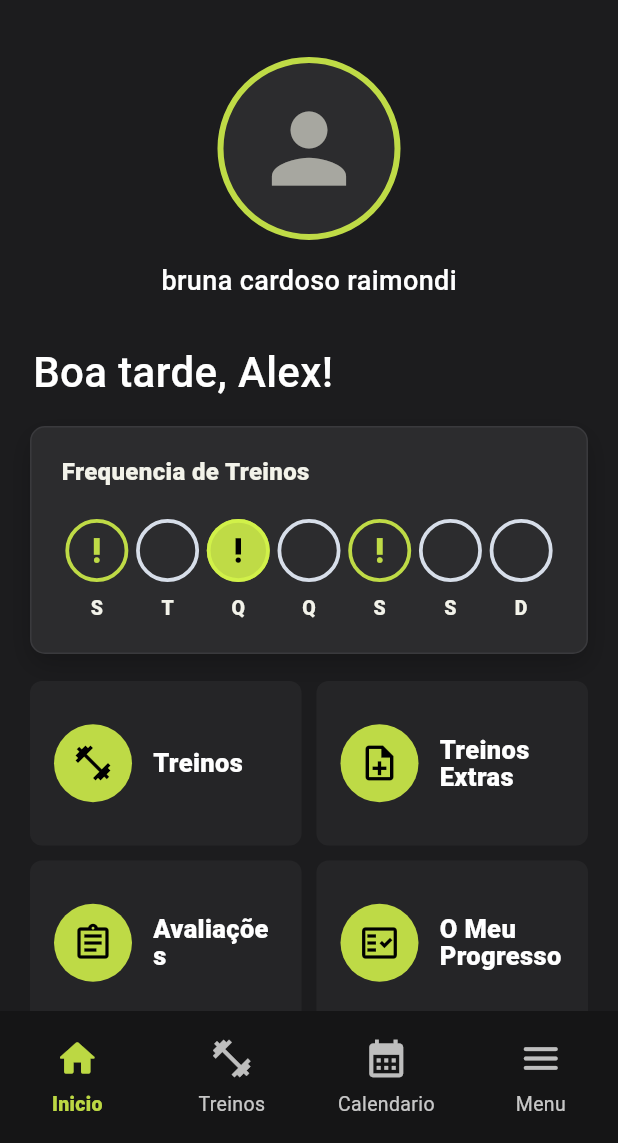
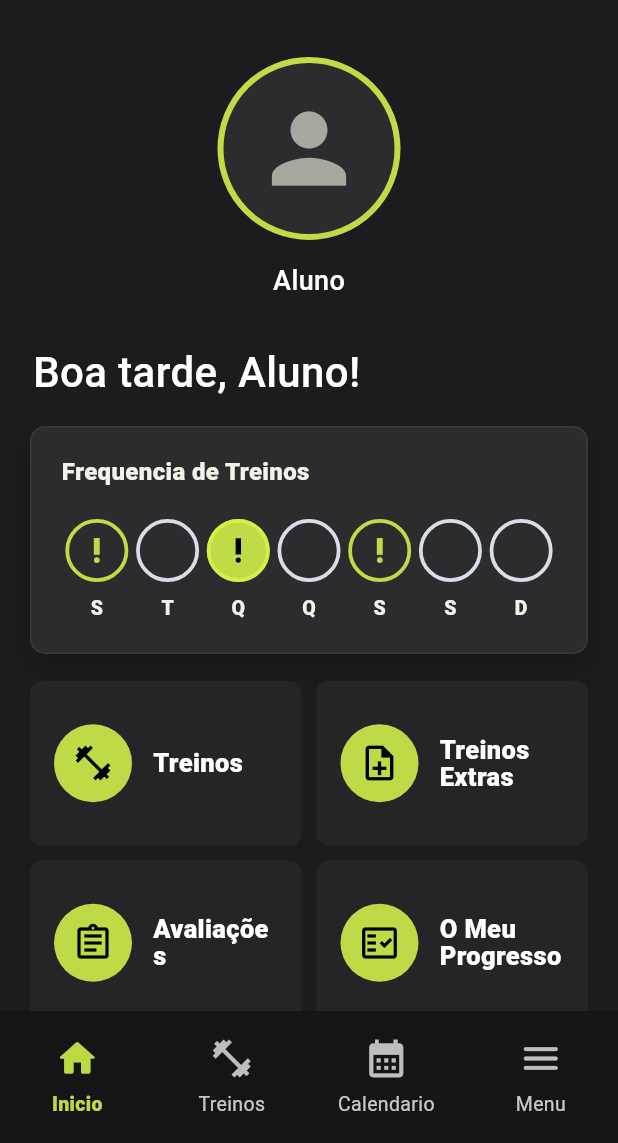
Before and after one commit to sousa-24/pt_app, a Flutter app: the screen it shows after launch, after a tap on "LOGIN", after a tap on "Abrir Student Screen", on a phone screen of 412 x 824 dp, the part 93-1236 px from its top. Run offline on Flutter 3.47's test engine with Material 3 defaults, Android fonts, the phone set to English and light mode, and no system bars; network calls fail.

Commit message:
Integra area do aluno ao login

```diff
--- a/frontend/lib/main.dart
+++ b/frontend/lib/main.dart
@@ -284,7 +284,7 @@ class _LoginScreenState extends State<LoginScreen> {
 
           MaterialPageRoute(
             builder:
-                (context) => HomeScreen(
+                (context) => StudentHomeScreen(
                   token: token,
                   role: role,
                   onToggleTheme: widget.onToggleTheme,
--- a/frontend/lib/screens/student/student_home_screen.dart
+++ b/frontend/lib/screens/student/student_home_screen.dart
@@ -1,5 +1,8 @@
 import 'package:flutter/material.dart';
 
+import '../../api_service.dart';
+import '../../chat_screen.dart';
+import '../../main.dart';
 import 'student_models.dart';
 import 'student_theme.dart';
 import 'widgets/student_bottom_nav.dart';
@@ -14,7 +17,18 @@ import 'widgets/student_section_title.dart';
 import 'widgets/student_workout_card.dart';
 
 class StudentHomeScreen extends StatefulWidget {
-  const StudentHomeScreen({super.key});
+  final String? token;
+  final String role;
+  final VoidCallback? onToggleTheme;
+  final ThemeMode themeMode;
+
+  const StudentHomeScreen({
+    super.key,
+    this.token,
+    this.role = 'client',
+    this.onToggleTheme,
+    this.themeMode = ThemeMode.dark,
+  });
 
   @override
   State<StudentHomeScreen> createState() => _StudentHomeScreenState();
@@ -56,12 +70,14 @@ class _StudentHomeScreenState extends State<StudentHomeScreen> {
 
   final Set<String> _completedWorkoutIds = {'lower-a'};
   int _selectedNavIndex = 0;
+  String _studentName = 'Aluno';
   late DateTime _selectedDate;
 
   @override
   void initState() {
     super.initState();
     _selectedDate = _dateOnly(DateTime.now());
+    _loadStudentData();
   }
 
   @override
@@ -81,7 +97,7 @@ class _StudentHomeScreenState extends State<StudentHomeScreen> {
         child: Column(
           crossAxisAlignment: CrossAxisAlignment.start,
           children: [
-            if (!isMenuArea) const StudentHeader(),
+            if (!isMenuArea) StudentHeader(studentName: _studentName),
             Transform.translate(
               offset: Offset(0, isMenuArea ? 0 : -18),
               child: SafeArea(
@@ -154,8 +170,10 @@ class _StudentHomeScreenState extends State<StudentHomeScreen> {
 
     return [
       StudentMenuScreen(
+        studentName: _studentName,
         onBack: () => setState(() => _selectedNavIndex = 0),
-        onLogout: () => Navigator.of(context).maybePop(),
+        onLogout: _logout,
+        onOpenChat: _openChat,
         onOpenSection: (index) => setState(() => _selectedNavIndex = index),
       ),
     ];
@@ -230,6 +248,57 @@ class _StudentHomeScreenState extends State<StudentHomeScreen> {
     });
   }
 
+  Future<void> _loadStudentData() async {
+    final token = widget.token;
+    if (token == null || token.isEmpty) return;
+
+    final userData = await ApiService.get(context, '/me', token);
+    if (!mounted || userData == null) return;
+
+    final name = userData['name'];
+    if (name is String && name.trim().isNotEmpty) {
+      setState(() {
+        _studentName = name.trim();
+      });
+    }
+  }
+
+  void _openChat() {
+    final token = widget.token;
+
+    if (token == null || token.isEmpty) {
+      ScaffoldMessenger.of(context).showSnackBar(
+        const SnackBar(
+          content: Text('Entre com login para acessar o chat.'),
+        ),
+      );
+      return;
+    }
+
+    Navigator.push(
+      context,
+      MaterialPageRoute(
+        builder: (context) => ChatScreen(
+          token: token,
+          role: widget.role,
+        ),
+      ),
+    );
+  }
+
+  void _logout() {
+    Navigator.pushAndRemoveUntil(
+      context,
+      MaterialPageRoute(
+        builder: (context) => LoginScreen(
+          onToggleTheme: widget.onToggleTheme ?? () {},
+          themeMode: widget.themeMode,
+        ),
+      ),
+      (route) => false,
+    );
+  }
+
   static DateTime _dateOnly(DateTime date) {
     return DateTime(date.year, date.month, date.day);
   }
--- a/frontend/lib/screens/student/widgets/student_header.dart
+++ b/frontend/lib/screens/student/widgets/student_header.dart
@@ -3,7 +3,12 @@ import 'package:flutter/material.dart';
 import '../student_theme.dart';
 
 class StudentHeader extends StatelessWidget {
-  const StudentHeader({super.key});
+  final String studentName;
+
+  const StudentHeader({
+    super.key,
+    required this.studentName,
+  });
 
   @override
   Widget build(BuildContext context) {
@@ -89,8 +94,8 @@ class StudentHeader extends StatelessWidget {
               ),
             ),
             const SizedBox(height: 14),
-            const Text(
-              'bruna cardoso raimondi',
+            Text(
+              studentName,
               style: TextStyle(
                 color: Colors.white,
                 fontSize: 18,
@@ -98,10 +103,10 @@ class StudentHeader extends StatelessWidget {
               ),
             ),
             const SizedBox(height: 28),
-            const Align(
+            Align(
               alignment: Alignment.centerLeft,
               child: Text(
-                'Boa tarde, Alex!',
+                'Boa tarde, ${_firstName(studentName)}!',
                 style: TextStyle(
                   color: Colors.white,
                   fontSize: 28,
@@ -114,4 +119,10 @@ class StudentHeader extends StatelessWidget {
       ),
     );
   }
+
+  String _firstName(String name) {
+    final trimmed = name.trim();
+    if (trimmed.isEmpty) return 'Aluno';
+    return trimmed.split(' ').first;
+  }
 }
```
Also changed, not shown: frontend/lib/home_screen.dart (+31 -0 lines), frontend/lib/screens/student/widgets/student_menu_screen.dart (+11 -2 lines).
